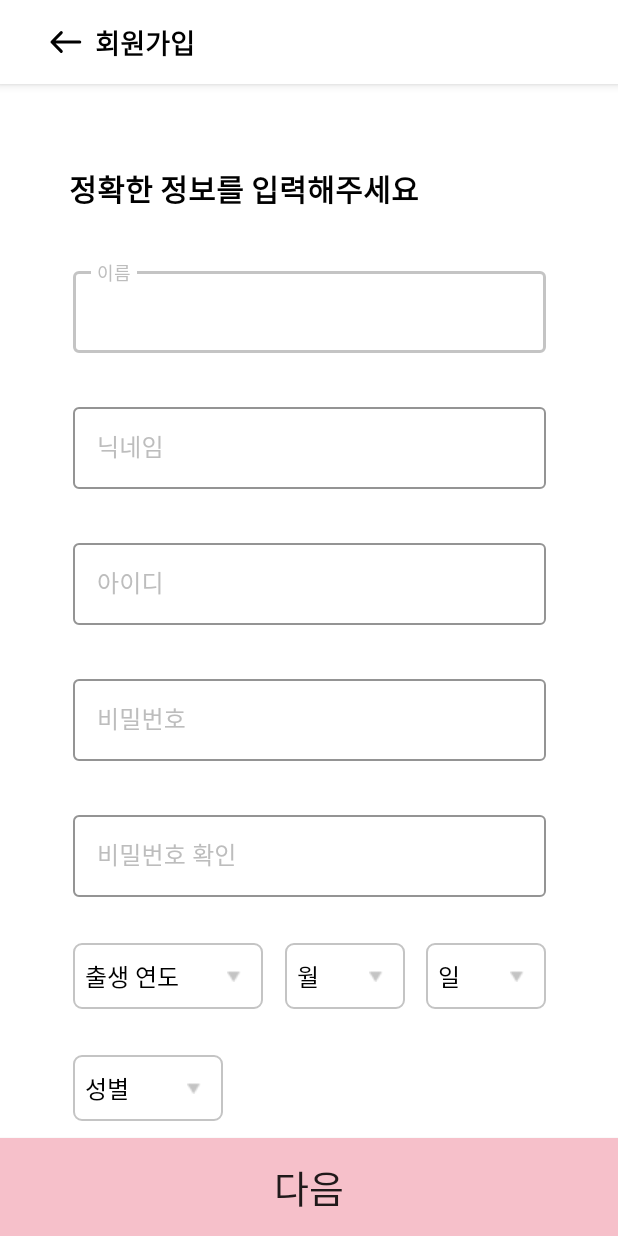
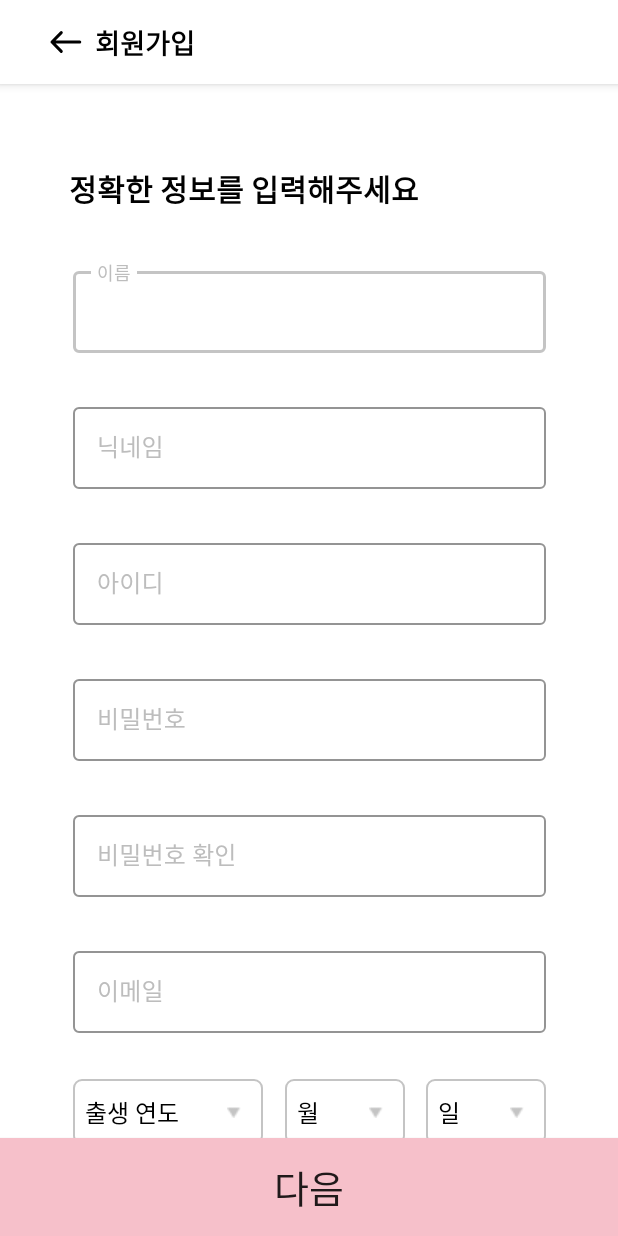
Before and after one commit to PuppyFriend/PUPPYFRIEND-FRONTEND, an Android app: the SignUpActivity screen opened directly, with no data from a screen before it, on a phone screen of 412 x 824 dp. Run offline under Robolectric (Android 15) with nearby library versions, the phone set to English and light mode, and no system bars.

Commit message:
[ADD] 회원가입 이메일 부분 추가 #ram

```diff
--- a/app/src/main/java/com/example/puppyfriend_frontend/View/SignUp/SignUpActivity.kt
+++ b/app/src/main/java/com/example/puppyfriend_frontend/View/SignUp/SignUpActivity.kt
@@ -30,6 +30,7 @@ class SignUpActivity: AppCompatActivity() {
     private var nickname : String = ""
     private var password : String = ""
     private var uid : String = ""
+    private var email : String = ""
 
     override fun onCreate(savedInstanceState: Bundle?) {
         super.onCreate(savedInstanceState)
@@ -42,13 +43,14 @@ class SignUpActivity: AppCompatActivity() {
         setupSpinnerHandler()
 
         viewBinding.btnNext.setOnClickListener {
-            val intent = Intent(this, SignUpPhoneActivity::class.java)
+            val intent = Intent(this, SignUpAgreeActivity::class.java)
             intent.putExtra("name", name)
             intent.putExtra("nickname", nickname)
             intent.putExtra("uid", uid)
             intent.putExtra("password", password)
             intent.putExtra("gender", gender)
             intent.putExtra("birth", "$birth_year-$birth_month-$birth_day")
+            intent.putExtra("email", email)
             startActivity(intent)
         }
     }
@@ -138,6 +140,17 @@ class SignUpActivity: AppCompatActivity() {
                 // 오류인 경우
                 //viewBinding.textInputPassword.error = "이미 존재하는 닉네임입니다."
             }
+        })
+
+        // 패스워드
+        viewBinding.textInputEditEmail.addTextChangedListener(object : TextWatcher {
+            override fun onTextChanged(p0: CharSequence?, p1: Int, p2: Int, p3: Int) {}
+            override fun beforeTextChanged(p0: CharSequence?, p1: Int, p2: Int, p3: Int) {}
+            override fun afterTextChanged(s: Editable?) {
+                email = viewBinding.textInputEditEmail.text.toString()
+            }
+
+
         })
 
 //        }
--- a/app/src/main/res/layout/activity_signup.xml
+++ b/app/src/main/res/layout/activity_signup.xml
@@ -122,13 +122,34 @@
                     android:inputType="textPersonName"/>
             </com.google.android.material.textfield.TextInputLayout>
 
+            <com.google.android.material.textfield.TextInputLayout
+                android:id="@+id/textInput_email"
+                android:layout_width="315.01dp"
+                android:layout_height="60.04dp"
+                app:layout_constraintStart_toStartOf="parent"
+                app:layout_constraintEnd_toEndOf="parent"
+                app:layout_constraintTop_toBottomOf="@id/textInput_password_check"
+                android:layout_marginTop="30.63dp"
+                android:hint="이메일"
+                app:errorEnabled="true"
+                app:endIconMode="clear_text"
+                style="@style/TextInputLayoutStyle">
+                <com.google.android.material.textfield.TextInputEditText
+                    android:id="@+id/textInputEdit_email"
+                    android:layout_width="match_parent"
+                    android:layout_height="wrap_content"
+                    android:textSize="16sp"
+                    android:inputType="textEmailAddress"/>
+            </com.google.android.material.textfield.TextInputLayout>
+
+
             <Spinner
                 android:id="@+id/textInput_birth_year"
                 android:layout_width="126.45dp"
                 android:layout_height="43.67dp"
-                app:layout_constraintStart_toStartOf="@id/textInput_password_check"
+                app:layout_constraintStart_toStartOf="@id/textInput_email"
                 app:layout_constraintEnd_toStartOf="@id/textInput_birth_month"
-                app:layout_constraintTop_toBottomOf="@id/textInput_password_check"
+                app:layout_constraintTop_toBottomOf="@id/textInput_email"
                 android:layout_marginTop="30.63dp"
                 app:layout_constraintHorizontal_chainStyle="spread_inside"
                 android:background="@drawable/selector_spinner_layout"
@@ -140,7 +161,7 @@
                 android:layout_height="43.67dp"
                 app:layout_constraintStart_toEndOf="@id/textInput_birth_year"
                 app:layout_constraintEnd_toStartOf="@id/textInput_birth_day"
-                app:layout_constraintTop_toBottomOf="@id/textInput_password_check"
+                app:layout_constraintTop_toBottomOf="@id/textInput_email"
                 android:layout_marginTop="30.63dp"
                 android:background="@drawable/selector_spinner_layout"
                 />
@@ -151,8 +172,8 @@
                 android:layout_width="80.21dp"
                 android:layout_height="43.67dp"
                 app:layout_constraintStart_toEndOf="@id/textInput_birth_month"
-                app:layout_constraintEnd_toEndOf="@id/textInput_password_check"
-                app:layout_constraintTop_toBottomOf="@id/textInput_password_check"
+                app:layout_constraintEnd_toEndOf="@id/textInput_email"
+                app:layout_constraintTop_toBottomOf="@id/textInput_email"
                 android:layout_marginTop="30.63dp"
                 android:background="@drawable/selector_spinner_layout"
                 />
@@ -161,7 +182,7 @@
                 android:id="@+id/textInput_sexual"
                 android:layout_width="100.21dp"
                 android:layout_height="43.67dp"
-                app:layout_constraintStart_toStartOf="@id/textInput_password_check"
+                app:layout_constraintStart_toStartOf="@id/textInput_email"
                 app:layout_constraintTop_toBottomOf="@id/textInput_birth_year"
                 app:layout_constraintBottom_toBottomOf="parent"
                 android:layout_marginTop="30.63dp"
```
